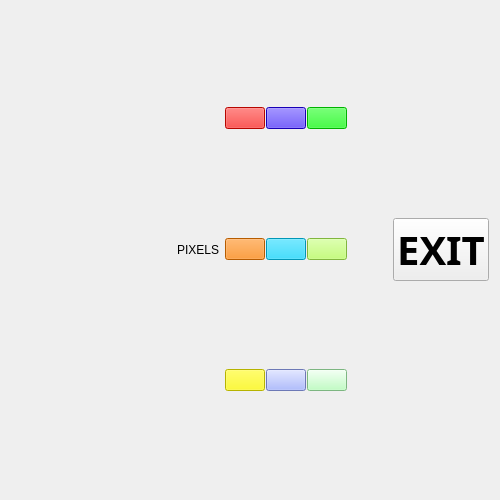
Old version of the form client/design/game.ui in the repository RafaelKhammadeev/SemesterWorkExtremePixelBattle.
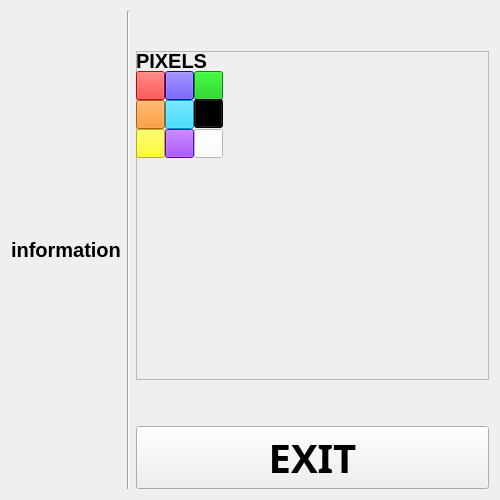
New version of the form.

Commit message: fix design game.ui and do button_area

Diff of the .ui file:
```diff
--- a/client/design/game.ui
+++ b/client/design/game.ui
@@ -15,17 +15,45 @@
   </property>
   <layout class="QHBoxLayout" name="horizontalLayout_2">
    <item>
-    <spacer name="horizontalSpacer">
-     <property name="orientation">
-      <enum>Qt::Horizontal</enum>
-     </property>
-     <property name="sizeHint" stdset="0">
-      <size>
-       <width>40</width>
-       <height>20</height>
-      </size>
-     </property>
-    </spacer>
+    <layout class="QVBoxLayout" name="verticalLayout_2">
+     <item>
+      <widget class="QLabel" name="label_info">
+       <property name="sizePolicy">
+        <sizepolicy hsizetype="Minimum" vsizetype="Maximum">
+         <horstretch>0</horstretch>
+         <verstretch>0</verstretch>
+        </sizepolicy>
+       </property>
+       <property name="font">
+        <font>
+         <pointsize>15</pointsize>
+         <weight>75</weight>
+         <bold>true</bold>
+         <stylestrategy>PreferDefault</stylestrategy>
+        </font>
+       </property>
+       <property name="contextMenuPolicy">
+        <enum>Qt::DefaultContextMenu</enum>
+       </property>
+       <property name="layoutDirection">
+        <enum>Qt::LeftToRight</enum>
+       </property>
+       <property name="frameShape">
+        <enum>QFrame::NoFrame</enum>
+       </property>
+       <property name="lineWidth">
+        <number>1</number>
+       </property>
+       <property name="text">
+        <string>information</string>
+       </property>
+       <property name="textFormat">
+        <enum>Qt::AutoText</enum>
+       </property>
+       <property name="scaledContents">
+        <bool>false</bool>
+       </property>
+      </widget>
    </item>
    <item>
     <layout class="QGridLayout" name="button_area">
@@ -37,79 +65,56 @@
      </property>
     </layout>
    </item>
+    </layout>
+   </item>
    <item>
-    <spacer name="horizontalSpacer_2">
+    <widget class="Line" name="line">
      <property name="orientation">
-      <enum>Qt::Horizontal</enum>
+      <enum>Qt::Vertical</enum>
+     </property>
+    </widget>
+   </item>
+   <item>
+    <layout class="QVBoxLayout" name="verticalLayout">
+     <item>
+      <spacer name="verticalSpacer_2">
+       <property name="orientation">
+        <enum>Qt::Vertical</enum>
+       </property>
+       <property name="sizeType">
+        <enum>QSizePolicy::Minimum</enum>
      </property>
      <property name="sizeHint" stdset="0">
       <size>
-       <width>40</width>
-       <height>20</height>
+         <width>20</width>
+         <height>40</height>
       </size>
      </property>
     </spacer>
    </item>
    <item>
-    <widget class="QLabel" name="label">
-     <property name="styleSheet">
-      <string notr="true">font: 15pt &quot;Montserrat&quot;;</string>
-     </property>
-     <property name="text">
-      <string>PIXELS</string>
-     </property>
-     <property name="margin">
-      <number>0</number>
-     </property>
-     <property name="indent">
-      <number>0</number>
-     </property>
-    </widget>
-   </item>
-   <item>
-    <layout class="QHBoxLayout" name="horizontalLayout">
-     <item>
-      <layout class="QGridLayout" name="gridLayout_2">
-       <property name="horizontalSpacing">
-        <number>1</number>
-       </property>
-       <property name="verticalSpacing">
-        <number>13</number>
-       </property>
-       <item row="2" column="1">
-        <widget class="QPushButton" name="pushButton_10">
+      <widget class="QFrame" name="frame">
          <property name="sizePolicy">
-          <sizepolicy hsizetype="Fixed" vsizetype="Fixed">
+        <sizepolicy hsizetype="Ignored" vsizetype="Preferred">
            <horstretch>0</horstretch>
            <verstretch>0</verstretch>
           </sizepolicy>
          </property>
-         <property name="styleSheet">
-          <string notr="true">background-color: rgb(153, 170, 255)</string>
-         </property>
-         <property name="text">
-          <string/>
-         </property>
-        </widget>
-       </item>
-       <item row="2" column="0">
-        <widget class="QPushButton" name="pushButton_13">
-         <property name="sizePolicy">
-          <sizepolicy hsizetype="Fixed" vsizetype="Fixed">
-           <horstretch>0</horstretch>
-           <verstretch>0</verstretch>
-          </sizepolicy>
-         </property>
-         <property name="styleSheet">
-          <string notr="true">background-color: rgb(255, 251, 0)</string>
-         </property>
-         <property name="text">
-          <string/>
-         </property>
-        </widget>
-       </item>
-       <item row="0" column="0">
-        <widget class="QPushButton" name="pushButton_15">
+       <property name="frameShape">
+        <enum>QFrame::StyledPanel</enum>
+       </property>
+       <property name="frameShadow">
+        <enum>QFrame::Raised</enum>
+       </property>
+       <widget class="QPushButton" name="btn_red">
+        <property name="geometry">
+         <rect>
+          <x>0</x>
+          <y>20</y>
+          <width>29</width>
+          <height>29</height>
+         </rect>
+        </property>
          <property name="sizePolicy">
           <sizepolicy hsizetype="Fixed" vsizetype="Fixed">
            <horstretch>0</horstretch>
@@ -123,9 +128,15 @@
           <string/>
          </property>
         </widget>
-       </item>
-       <item row="0" column="1">
-        <widget class="QPushButton" name="pushButton_12">
+       <widget class="QPushButton" name="btn_blue">
+        <property name="geometry">
+         <rect>
+          <x>29</x>
+          <y>20</y>
+          <width>29</width>
+          <height>29</height>
+         </rect>
+        </property>
          <property name="sizePolicy">
           <sizepolicy hsizetype="Fixed" vsizetype="Fixed">
            <horstretch>0</horstretch>
@@ -140,25 +151,15 @@
           <string/>
          </property>
         </widget>
-       </item>
-       <item row="1" column="1">
-        <widget class="QPushButton" name="pushButton_11">
-         <property name="sizePolicy">
-          <sizepolicy hsizetype="Fixed" vsizetype="Fixed">
-           <horstretch>0</horstretch>
-           <verstretch>0</verstretch>
-          </sizepolicy>
-         </property>
-         <property name="styleSheet">
-          <string notr="true">background-color: rgb(2, 212, 255)</string>
-         </property>
-         <property name="text">
-          <string/>
-         </property>
-        </widget>
-       </item>
-       <item row="2" column="2">
-        <widget class="QPushButton" name="pushButton_7">
+       <widget class="QPushButton" name="btn_green">
+        <property name="geometry">
+         <rect>
+          <x>58</x>
+          <y>20</y>
+          <width>29</width>
+          <height>29</height>
+         </rect>
+        </property>
          <property name="sizePolicy">
           <sizepolicy hsizetype="Fixed" vsizetype="Fixed">
            <horstretch>0</horstretch>
@@ -166,31 +167,41 @@
           </sizepolicy>
          </property>
          <property name="styleSheet">
-          <string notr="true">background-color: rgb(175, 255, 180)</string>
+         <string notr="true">background-color: rgb(0, 194, 0);</string>
          </property>
          <property name="text">
           <string/>
          </property>
         </widget>
-       </item>
-       <item row="0" column="2">
-        <widget class="QPushButton" name="pushButton_9">
-         <property name="sizePolicy">
-          <sizepolicy hsizetype="Fixed" vsizetype="Fixed">
-           <horstretch>0</horstretch>
-           <verstretch>0</verstretch>
-          </sizepolicy>
-         </property>
-         <property name="styleSheet">
-          <string notr="true">background-color: rgb(0, 249, 0)</string>
+       <widget class="QLabel" name="label">
+        <property name="geometry">
+         <rect>
+          <x>0</x>
+          <y>0</y>
+          <width>90</width>
+          <height>20</height>
+         </rect>
+        </property>
+        <property name="font">
+         <font>
+          <pointsize>15</pointsize>
+          <weight>75</weight>
+          <bold>true</bold>
+         </font>
          </property>
          <property name="text">
-          <string/>
-         </property>
-        </widget>
-       </item>
-       <item row="1" column="0">
-        <widget class="QPushButton" name="pushButton_14">
+         <string>PIXELS</string>
+        </property>
+       </widget>
+       <widget class="QPushButton" name="btn_orange">
+        <property name="geometry">
+         <rect>
+          <x>0</x>
+          <y>49</y>
+          <width>29</width>
+          <height>29</height>
+         </rect>
+        </property>
          <property name="sizePolicy">
           <sizepolicy hsizetype="Fixed" vsizetype="Fixed">
            <horstretch>0</horstretch>
@@ -204,9 +215,15 @@
           <string/>
          </property>
         </widget>
-       </item>
-       <item row="1" column="2">
-        <widget class="QPushButton" name="pushButton_8">
+       <widget class="QPushButton" name="btn_light_blue">
+        <property name="geometry">
+         <rect>
+          <x>29</x>
+          <y>49</y>
+          <width>29</width>
+          <height>29</height>
+         </rect>
+        </property>
          <property name="sizePolicy">
           <sizepolicy hsizetype="Fixed" vsizetype="Fixed">
            <horstretch>0</horstretch>
@@ -214,24 +231,114 @@
           </sizepolicy>
          </property>
          <property name="styleSheet">
-          <string notr="true">background-color: rgb(180, 255, 87)</string>
+         <string notr="true">background-color: rgb(2, 212, 255)</string>
          </property>
          <property name="text">
           <string/>
          </property>
         </widget>
-       </item>
-      </layout>
+       <widget class="QPushButton" name="btn_black">
+        <property name="geometry">
+         <rect>
+          <x>58</x>
+          <y>48</y>
+          <width>29</width>
+          <height>29</height>
+         </rect>
+        </property>
+        <property name="sizePolicy">
+         <sizepolicy hsizetype="Fixed" vsizetype="Fixed">
+          <horstretch>0</horstretch>
+          <verstretch>0</verstretch>
+         </sizepolicy>
+        </property>
+        <property name="styleSheet">
+         <string notr="true">background-color: rgb(0, 0, 0)</string>
+        </property>
+        <property name="text">
+         <string/>
+        </property>
+       </widget>
+       <widget class="QPushButton" name="btn_yellow">
+        <property name="geometry">
+         <rect>
+          <x>0</x>
+          <y>78</y>
+          <width>29</width>
+          <height>29</height>
+         </rect>
+        </property>
+        <property name="sizePolicy">
+         <sizepolicy hsizetype="Fixed" vsizetype="Fixed">
+          <horstretch>0</horstretch>
+          <verstretch>0</verstretch>
+         </sizepolicy>
+        </property>
+        <property name="styleSheet">
+         <string notr="true">background-color: rgb(255, 251, 0)</string>
+        </property>
+        <property name="text">
+         <string/>
+        </property>
+       </widget>
+       <widget class="QPushButton" name="pushButton_10">
+        <property name="geometry">
+         <rect>
+          <x>29</x>
+          <y>78</y>
+          <width>29</width>
+          <height>29</height>
+         </rect>
+        </property>
+        <property name="sizePolicy">
+         <sizepolicy hsizetype="Fixed" vsizetype="Fixed">
+          <horstretch>0</horstretch>
+          <verstretch>0</verstretch>
+         </sizepolicy>
+        </property>
+        <property name="styleSheet">
+         <string notr="true">background-color: rgb(135, 0, 255);</string>
+        </property>
+        <property name="text">
+         <string/>
+        </property>
+       </widget>
+       <widget class="QPushButton" name="btn_white">
+        <property name="geometry">
+         <rect>
+          <x>58</x>
+          <y>78</y>
+          <width>29</width>
+          <height>29</height>
+         </rect>
+        </property>
+        <property name="sizePolicy">
+         <sizepolicy hsizetype="Fixed" vsizetype="Fixed">
+          <horstretch>0</horstretch>
+          <verstretch>0</verstretch>
+         </sizepolicy>
+        </property>
+        <property name="styleSheet">
+         <string notr="true">background-color: rgb(255, 255, 255)</string>
+        </property>
+        <property name="text">
+         <string/>
+        </property>
+       </widget>
+      </widget>
      </item>
      <item>
-      <spacer name="horizontalSpacer">
+      <spacer name="verticalSpacer">
        <property name="orientation">
-        <enum>Qt::Horizontal</enum>
+        <enum>Qt::Vertical</enum>
+       </property>
+       <property name="sizeType">
+        <enum>QSizePolicy::Ignored</enum>
        </property>
        <property name="sizeHint" stdset="0">
         <size>
-         <width>40</width>
-         <height>20</height>
+         <width>20</width>
+         <height>40</height>
         </size>
        </property>
       </spacer>
```
Lines whose indentation alone changed are shown as unchanged. The commit also changes 1 other file.
